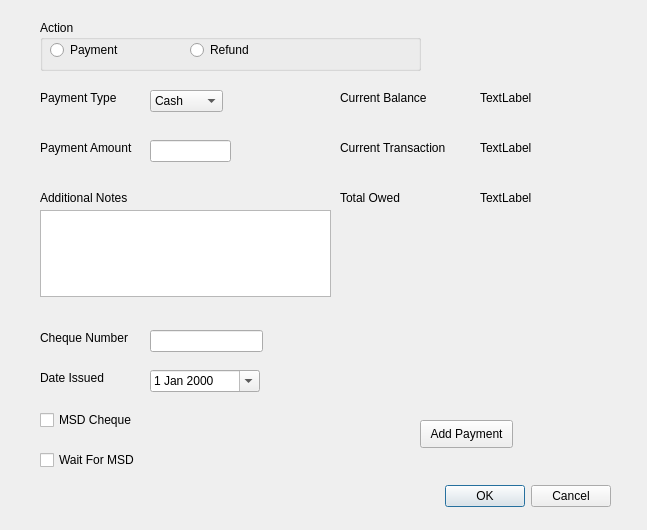
First picture: the form in ArcApp/payment.ui, repository Arc-Project/Arc, before the edit.
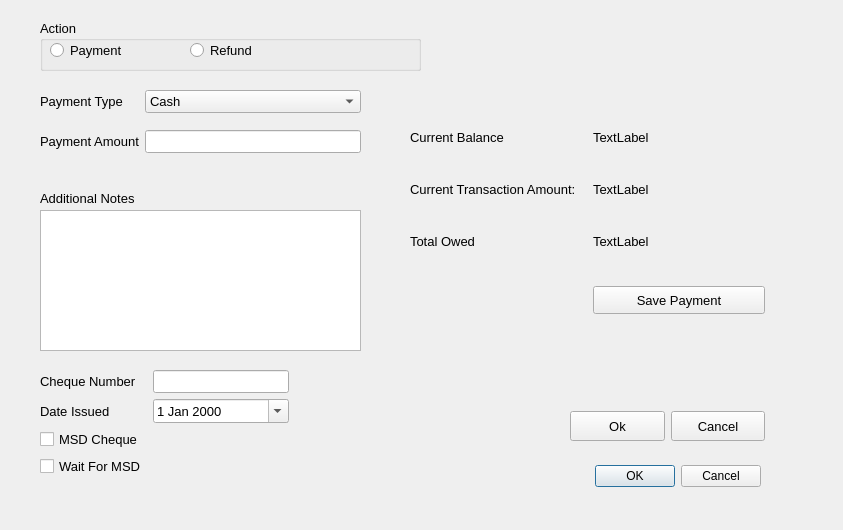
Second picture: the form after the edit.

Commit message: ui: booking + payment update (in progress)

What changed in the file:
```diff
--- a/ArcApp/payment.ui
+++ b/ArcApp/payment.ui
@@ -6,53 +6,65 @@
    <rect>
     <x>0</x>
     <y>0</y>
-    <width>647</width>
+    <width>843</width>
     <height>530</height>
    </rect>
   </property>
+  <property name="sizePolicy">
+   <sizepolicy hsizetype="Fixed" vsizetype="Fixed">
+    <horstretch>0</horstretch>
+    <verstretch>0</verstretch>
+   </sizepolicy>
+  </property>
+  <property name="font">
+   <font>
+    <pointsize>10</pointsize>
+   </font>
+  </property>
   <property name="windowTitle">
    <string>Dialog</string>
   </property>
   <widget class="QDialogButtonBox" name="paymentBox">
    <property name="geometry">
     <rect>
-     <x>150</x>
-     <y>480</y>
+     <x>300</x>
+     <y>460</y>
      <width>461</width>
      <height>32</height>
     </rect>
    </property>
+   <property name="font">
+    <font>
+     <pointsize>10</pointsize>
+    </font>
+   </property>
+   <property name="styleSheet">
+    <string notr="true">QDialogButtonBox::Ok {
+	font-size: 10px;
+	min-width: 80px;
+}
+
+QDialogButtonBox::Ok QLabel{
+	font-size: 10px;
+}
+
+QDialogButtonBox::Cancel {
+	font-size: 10px;
+	min-width: 80px;
+}
+
+QDialogButtonBox::Cancel QLabel{
+	font-size: 10px;
+}</string>
+   </property>
    <property name="orientation">
     <enum>Qt::Horizontal</enum>
    </property>
    <property name="standardButtons">
     <set>QDialogButtonBox::Cancel|QDialogButtonBox::Ok</set>
    </property>
-  </widget>
-  <widget class="QLabel" name="label">
-   <property name="geometry">
-    <rect>
-     <x>40</x>
-     <y>90</y>
-     <width>91</width>
-     <height>16</height>
-    </rect>
-   </property>
-   <property name="text">
-    <string>Payment Type</string>
-   </property>
-  </widget>
-  <widget class="QLabel" name="payRefLabel">
-   <property name="geometry">
-    <rect>
-     <x>40</x>
-     <y>140</y>
-     <width>131</width>
-     <height>16</height>
-    </rect>
-   </property>
-   <property name="text">
-    <string>Payment Amount</string>
+   <property name="centerButtons">
+    <bool>false</bool>
    </property>
   </widget>
   <widget class="QLabel" name="label_3">
@@ -64,211 +76,28 @@
      <height>16</height>
     </rect>
    </property>
+   <property name="font">
+    <font>
+     <pointsize>10</pointsize>
+    </font>
+   </property>
    <property name="text">
     <string>Additional Notes</string>
    </property>
   </widget>
-  <widget class="QLabel" name="label_4">
-   <property name="geometry">
-    <rect>
-     <x>340</x>
-     <y>90</y>
-     <width>121</width>
-     <height>16</height>
-    </rect>
-   </property>
-   <property name="text">
-    <string>Current Balance</string>
-   </property>
-  </widget>
-  <widget class="QLabel" name="label_5">
-   <property name="geometry">
-    <rect>
-     <x>340</x>
-     <y>140</y>
-     <width>121</width>
-     <height>16</height>
-    </rect>
-   </property>
-   <property name="text">
-    <string>Current Transaction</string>
-   </property>
-  </widget>
-  <widget class="QLineEdit" name="paymentInput">
-   <property name="geometry">
-    <rect>
-     <x>150</x>
-     <y>140</y>
-     <width>81</width>
-     <height>22</height>
-    </rect>
-   </property>
-  </widget>
-  <widget class="QComboBox" name="paymentDrop">
-   <property name="geometry">
-    <rect>
-     <x>150</x>
-     <y>90</y>
-     <width>73</width>
-     <height>22</height>
-    </rect>
-   </property>
-   <item>
-    <property name="text">
-     <string>Cash</string>
-    </property>
-   </item>
-   <item>
-    <property name="text">
-     <string>Cheque</string>
-    </property>
-   </item>
-   <item>
-    <property name="text">
-     <string>Debit/Credit</string>
-    </property>
-   </item>
-   <item>
-    <property name="text">
-     <string>Other</string>
-    </property>
-   </item>
-  </widget>
   <widget class="QPlainTextEdit" name="plainTextEdit">
    <property name="geometry">
     <rect>
      <x>40</x>
      <y>210</y>
-     <width>291</width>
-     <height>87</height>
+     <width>321</width>
+     <height>141</height>
     </rect>
    </property>
-  </widget>
-  <widget class="QLabel" name="chequeLabel">
-   <property name="geometry">
-    <rect>
-     <x>40</x>
-     <y>330</y>
-     <width>111</width>
-     <height>16</height>
-    </rect>
-   </property>
-   <property name="text">
-    <string>Cheque Number</string>
-   </property>
-  </widget>
-  <widget class="QLabel" name="dateLabel">
-   <property name="geometry">
-    <rect>
-     <x>40</x>
-     <y>370</y>
-     <width>71</width>
-     <height>16</height>
-    </rect>
-   </property>
-   <property name="text">
-    <string>Date Issued</string>
-   </property>
-  </widget>
-  <widget class="QCheckBox" name="msqCheck">
-   <property name="geometry">
-    <rect>
-     <x>40</x>
-     <y>410</y>
-     <width>121</width>
-     <height>20</height>
-    </rect>
-   </property>
-   <property name="text">
-    <string>MSD Cheque</string>
-   </property>
-  </widget>
-  <widget class="QDateEdit" name="chequeDate">
-   <property name="geometry">
-    <rect>
-     <x>150</x>
-     <y>370</y>
-     <width>110</width>
-     <height>22</height>
-    </rect>
-   </property>
-   <property name="calendarPopup">
-    <bool>true</bool>
-   </property>
-  </widget>
-  <widget class="QLineEdit" name="chequeInput">
-   <property name="geometry">
-    <rect>
-     <x>150</x>
-     <y>330</y>
-     <width>113</width>
-     <height>22</height>
-    </rect>
-   </property>
-  </widget>
-  <widget class="QLabel" name="balanceLabel">
-   <property name="geometry">
-    <rect>
-     <x>480</x>
-     <y>90</y>
-     <width>55</width>
-     <height>16</height>
-    </rect>
-   </property>
-   <property name="text">
-    <string>TextLabel</string>
-   </property>
-  </widget>
-  <widget class="QLabel" name="transactionLabel">
-   <property name="geometry">
-    <rect>
-     <x>480</x>
-     <y>140</y>
-     <width>55</width>
-     <height>16</height>
-    </rect>
-   </property>
-   <property name="text">
-    <string>TextLabel</string>
-   </property>
-  </widget>
-  <widget class="QPushButton" name="addPaymentButton">
-   <property name="geometry">
-    <rect>
-     <x>420</x>
-     <y>420</y>
-     <width>93</width>
-     <height>28</height>
-    </rect>
-   </property>
-   <property name="text">
-    <string>Add Payment</string>
-   </property>
-  </widget>
-  <widget class="QLabel" name="label_8">
-   <property name="geometry">
-    <rect>
-     <x>340</x>
-     <y>190</y>
-     <width>111</width>
-     <height>16</height>
-    </rect>
-   </property>
-   <property name="text">
-    <string>Total Owed</string>
-   </property>
-  </widget>
-  <widget class="QLabel" name="owedLabel">
-   <property name="geometry">
-    <rect>
-     <x>480</x>
-     <y>190</y>
-     <width>55</width>
-     <height>16</height>
-    </rect>
-   </property>
-   <property name="text">
-    <string>TextLabel</string>
+   <property name="font">
+    <font>
+     <pointsize>10</pointsize>
+    </font>
    </property>
   </widget>
   <widget class="QGroupBox" name="groupBox">
@@ -280,6 +109,11 @@
      <height>51</height>
     </rect>
    </property>
+   <property name="font">
+    <font>
+     <pointsize>10</pointsize>
+    </font>
+   </property>
    <property name="title">
     <string>Action</string>
    </property>
@@ -310,18 +144,309 @@
     </property>
    </widget>
   </widget>
-  <widget class="QCheckBox" name="payWaitMSD">
+  <widget class="QWidget" name="formLayoutWidget">
    <property name="geometry">
     <rect>
+     <x>410</x>
+     <y>130</y>
+     <width>355</width>
+     <height>206</height>
+    </rect>
+   </property>
+   <layout class="QFormLayout" name="formLayout">
+    <property name="horizontalSpacing">
+     <number>17</number>
+    </property>
+    <property name="verticalSpacing">
+     <number>37</number>
+    </property>
+    <item row="0" column="0">
+     <widget class="QLabel" name="label_4">
+      <property name="font">
+       <font>
+        <pointsize>10</pointsize>
+       </font>
+      </property>
+      <property name="text">
+       <string>Current Balance</string>
+      </property>
+     </widget>
+    </item>
+    <item row="0" column="1">
+     <widget class="QLabel" name="balanceLabel">
+      <property name="font">
+       <font>
+        <pointsize>10</pointsize>
+       </font>
+      </property>
+      <property name="text">
+       <string>TextLabel</string>
+      </property>
+     </widget>
+    </item>
+    <item row="1" column="0">
+     <widget class="QLabel" name="label_5">
+      <property name="font">
+       <font>
+        <pointsize>10</pointsize>
+       </font>
+      </property>
+      <property name="text">
+       <string>Current Transaction Amount:</string>
+      </property>
+     </widget>
+    </item>
+    <item row="1" column="1">
+     <widget class="QLabel" name="transactionLabel">
+      <property name="font">
+       <font>
+        <pointsize>10</pointsize>
+       </font>
+      </property>
+      <property name="text">
+       <string>TextLabel</string>
+      </property>
+     </widget>
+    </item>
+    <item row="2" column="0">
+     <widget class="QLabel" name="label_8">
+      <property name="font">
+       <font>
+        <pointsize>10</pointsize>
+       </font>
+      </property>
+      <property name="text">
+       <string>Total Owed</string>
+      </property>
+     </widget>
+    </item>
+    <item row="2" column="1">
+     <widget class="QLabel" name="owedLabel">
+      <property name="font">
+       <font>
+        <pointsize>10</pointsize>
+       </font>
+      </property>
+      <property name="text">
+       <string>TextLabel</string>
+      </property>
+     </widget>
+    </item>
+    <item row="3" column="1">
+     <widget class="QPushButton" name="addPaymentButton">
+      <property name="minimumSize">
+       <size>
+        <width>120</width>
+        <height>28</height>
+       </size>
+      </property>
+      <property name="font">
+       <font>
+        <pointsize>10</pointsize>
+       </font>
+      </property>
+      <property name="text">
+       <string>Save Payment</string>
+      </property>
+     </widget>
+    </item>
+   </layout>
+  </widget>
+  <widget class="QWidget" name="formLayoutWidget_2">
+   <property name="geometry">
+    <rect>
      <x>40</x>
-     <y>450</y>
-     <width>121</width>
-     <height>20</height>
+     <y>90</y>
+     <width>321</width>
+     <height>91</height>
     </rect>
    </property>
-   <property name="text">
-    <string>Wait For MSD</string>
+   <layout class="QFormLayout" name="formLayout_2">
+    <property name="verticalSpacing">
+     <number>17</number>
+    </property>
+    <item row="0" column="0">
+     <widget class="QLabel" name="label">
+      <property name="font">
+       <font>
+        <pointsize>10</pointsize>
+       </font>
+      </property>
+      <property name="text">
+       <string>Payment Type</string>
+      </property>
+     </widget>
+    </item>
+    <item row="0" column="1">
+     <widget class="QComboBox" name="paymentDrop">
+      <property name="font">
+       <font>
+        <pointsize>10</pointsize>
+       </font>
+      </property>
+      <item>
+       <property name="text">
+        <string>Cash</string>
+       </property>
+      </item>
+      <item>
+       <property name="text">
+        <string>Cheque</string>
+       </property>
+      </item>
+      <item>
+       <property name="text">
+        <string>Debit/Credit</string>
+       </property>
+      </item>
+      <item>
+       <property name="text">
+        <string>Other</string>
+       </property>
+      </item>
+     </widget>
+    </item>
+    <item row="1" column="0">
+     <widget class="QLabel" name="payRefLabel">
+      <property name="font">
+       <font>
+        <pointsize>10</pointsize>
+       </font>
+      </property>
+      <property name="text">
+       <string>Payment Amount</string>
+      </property>
+     </widget>
+    </item>
+    <item row="1" column="1">
+     <widget class="QLineEdit" name="paymentInput">
+      <property name="font">
+       <font>
+        <pointsize>10</pointsize>
+       </font>
+      </property>
+     </widget>
+    </item>
+   </layout>
+  </widget>
+  <widget class="QWidget" name="formLayoutWidget_3">
+   <property name="geometry">
+    <rect>
+     <x>40</x>
+     <y>370</y>
+     <width>249</width>
+     <height>127</height>
+    </rect>
    </property>
+   <layout class="QFormLayout" name="formLayout_3">
+    <item row="0" column="0">
+     <widget class="QLabel" name="chequeLabel">
+      <property name="font">
+       <font>
+        <pointsize>10</pointsize>
+       </font>
+      </property>
+      <property name="text">
+       <string>Cheque Number</string>
+      </property>
+     </widget>
+    </item>
+    <item row="0" column="1">
+     <widget class="QLineEdit" name="chequeInput">
+      <property name="font">
+       <font>
+        <pointsize>10</pointsize>
+       </font>
+      </property>
+     </widget>
+    </item>
+    <item row="1" column="0">
+     <widget class="QLabel" name="dateLabel">
+      <property name="font">
+       <font>
+        <pointsize>10</pointsize>
+       </font>
+      </property>
+      <property name="text">
+       <string>Date Issued</string>
+      </property>
+     </widget>
+    </item>
+    <item row="1" column="1">
+     <widget class="QDateEdit" name="chequeDate">
+      <property name="font">
+       <font>
+        <pointsize>10</pointsize>
+       </font>
+      </property>
+      <property name="calendarPopup">
+       <bool>true</bool>
+      </property>
+     </widget>
+    </item>
+    <item row="2" column="0">
+     <widget class="QCheckBox" name="msqCheck">
+      <property name="font">
+       <font>
+        <pointsize>10</pointsize>
+       </font>
+      </property>
+      <property name="text">
+       <string>MSD Cheque</string>
+      </property>
+     </widget>
+    </item>
+    <item row="3" column="0">
+     <widget class="QCheckBox" name="payWaitMSD">
+      <property name="font">
+       <font>
+        <pointsize>10</pointsize>
+       </font>
+      </property>
+      <property name="text">
+       <string>Wait For MSD</string>
+      </property>
+     </widget>
+    </item>
+   </layout>
+  </widget>
+  <widget class="QWidget" name="">
+   <property name="geometry">
+    <rect>
+     <x>570</x>
+     <y>410</y>
+     <width>195</width>
+     <height>32</height>
+    </rect>
+   </property>
+   <layout class="QHBoxLayout" name="horizontalLayout">
+    <item>
+     <widget class="QPushButton" name="btn_ok">
+      <property name="minimumSize">
+       <size>
+        <width>93</width>
+        <height>30</height>
+       </size>
+      </property>
+      <property name="text">
+       <string>Ok</string>
+      </property>
+     </widget>
+    </item>
+    <item>
+     <widget class="QPushButton" name="btn_cancel">
+      <property name="minimumSize">
+       <size>
+        <width>93</width>
+        <height>30</height>
+       </size>
+      </property>
+      <property name="text">
+       <string>Cancel</string>
+      </property>
+     </widget>
+    </item>
+   </layout>
   </widget>
  </widget>
  <resources/>
```
Left out of the diff: 18 changed lines with no effect on the pictures. The commit also changes 4 other files.
